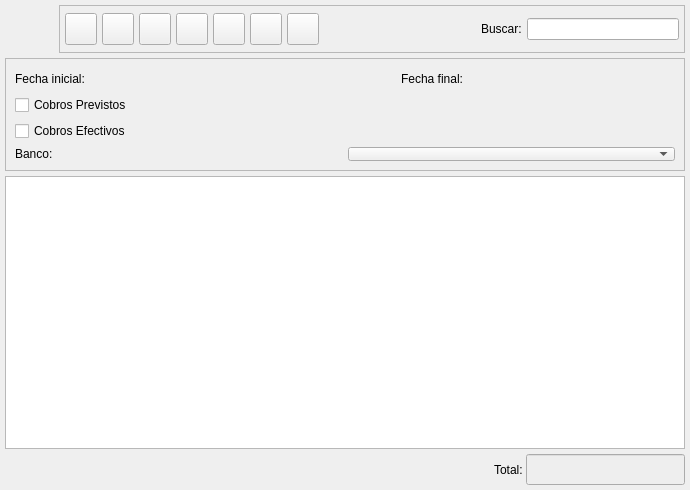
The window that bulmages/bulmafact/src/cobroslistbase.ui (eboladev/Bulmages-1) describes before a commit, drawn with Qt 5.
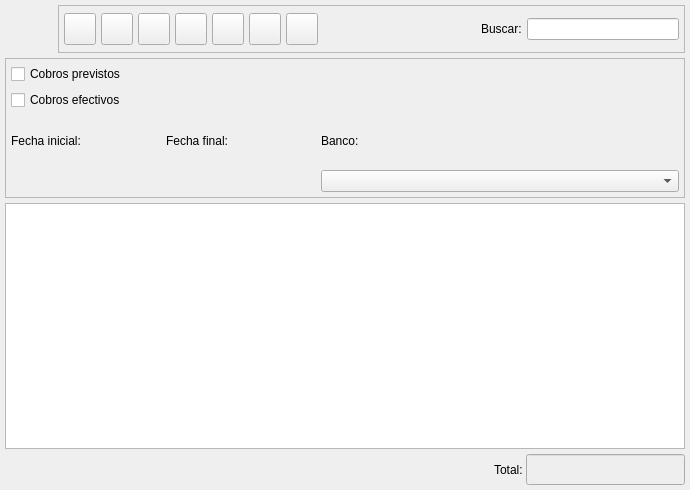
The same window after the commit. Icons and pictures are not drawn. Custom widgets are drawn as their Qt base class.

Diff of the .ui file:
```diff
--- a/bulmages/bulmafact/src/cobroslistbase.ui
+++ b/bulmages/bulmafact/src/cobroslistbase.ui
@@ -19,471 +19,110 @@
   <property name="windowIcon" >
    <iconset resource="../../bulmages.qrc" >:/Bulmafact48x48/images/png/48x48/i_bulmages_cobros_listado.48x48.png</iconset>
   </property>
-  <layout class="QVBoxLayout" >
+  <layout class="QGridLayout" >
    <property name="margin" >
     <number>5</number>
    </property>
    <property name="spacing" >
     <number>5</number>
    </property>
-   <item>
-    <layout class="QHBoxLayout" >
-     <property name="margin" >
-      <number>0</number>
-     </property>
-     <property name="spacing" >
-      <number>6</number>
-     </property>
-     <item>
-      <widget class="QLabel" name="label" >
-       <property name="minimumSize" >
-        <size>
-         <width>48</width>
-         <height>48</height>
-        </size>
-       </property>
-       <property name="maximumSize" >
-        <size>
-         <width>48</width>
-         <height>48</height>
-        </size>
-       </property>
-       <property name="text" >
-        <string/>
-       </property>
-       <property name="pixmap" >
-        <pixmap resource="../../bulmages.qrc" >:/Bulmafact48x48/images/png/48x48/i_bulmages_cobros_listado.48x48.png</pixmap>
-       </property>
-      </widget>
-     </item>
-     <item>
-      <widget class="QFrame" name="m_botonera" >
-       <property name="frameShape" >
-        <enum>QFrame::StyledPanel</enum>
-       </property>
-       <property name="frameShadow" >
-        <enum>QFrame::Raised</enum>
-       </property>
-       <layout class="QHBoxLayout" >
-        <property name="margin" >
-         <number>5</number>
-        </property>
-        <property name="spacing" >
-         <number>5</number>
-        </property>
-        <item>
-         <widget class="QToolButton" name="mui_crear" >
-          <property name="minimumSize" >
-           <size>
-            <width>32</width>
-            <height>32</height>
-           </size>
-          </property>
-          <property name="maximumSize" >
-           <size>
-            <width>32</width>
-            <height>32</height>
-           </size>
-          </property>
-          <property name="toolTip" >
-           <string>Nuevo cobro</string>
-          </property>
-          <property name="whatsThis" >
-           <string>Nuevo cobro</string>
-          </property>
-          <property name="text" >
-           <string/>
-          </property>
-          <property name="icon" >
-           <iconset resource="../../bulmages.qrc" >:/Genericos32x32/images/png/i_fileNew.xpm</iconset>
-          </property>
-          <property name="iconSize" >
-           <size>
-            <width>32</width>
-            <height>32</height>
-           </size>
-          </property>
-          <property name="shortcut" >
-           <string>Ctrl+N</string>
-          </property>
-         </widget>
-        </item>
-        <item>
-         <widget class="QToolButton" name="mui_editar" >
-          <property name="minimumSize" >
-           <size>
-            <width>32</width>
-            <height>32</height>
-           </size>
-          </property>
-          <property name="maximumSize" >
-           <size>
-            <width>32</width>
-            <height>32</height>
-           </size>
-          </property>
-          <property name="toolTip" >
-           <string>Editar cobro</string>
-          </property>
-          <property name="whatsThis" >
-           <string>Editar cobro</string>
-          </property>
-          <property name="text" >
-           <string/>
-          </property>
-          <property name="icon" >
-           <iconset resource="../../bulmages.qrc" >:/Genericos32x32/images/png/i_edit.png</iconset>
-          </property>
-          <property name="iconSize" >
-           <size>
-            <width>32</width>
-            <height>32</height>
-           </size>
-          </property>
-          <property name="shortcut" >
-           <string>Ctrl+E</string>
-          </property>
-         </widget>
-        </item>
-        <item>
-         <widget class="QToolButton" name="mui_borrar" >
-          <property name="minimumSize" >
-           <size>
-            <width>32</width>
-            <height>32</height>
-           </size>
-          </property>
-          <property name="maximumSize" >
-           <size>
-            <width>32</width>
-            <height>32</height>
-           </size>
-          </property>
-          <property name="toolTip" >
-           <string>Borrar cobro</string>
-          </property>
-          <property name="whatsThis" >
-           <string>Borrar cobro</string>
-          </property>
-          <property name="text" >
-           <string/>
-          </property>
-          <property name="icon" >
-           <iconset resource="../../bulmages.qrc" >:/Genericos32x32/images/png/i_editDelete.png</iconset>
-          </property>
-          <property name="iconSize" >
-           <size>
-            <width>32</width>
-            <height>32</height>
-           </size>
-          </property>
-          <property name="shortcut" >
-           <string>Ctrl+D</string>
-          </property>
-         </widget>
-        </item>
-        <item>
-         <widget class="QToolButton" name="mui_imprimir" >
-          <property name="minimumSize" >
-           <size>
-            <width>32</width>
-            <height>32</height>
-           </size>
-          </property>
-          <property name="maximumSize" >
-           <size>
-            <width>32</width>
-            <height>32</height>
-           </size>
-          </property>
-          <property name="toolTip" >
-           <string>Imprimir listado</string>
-          </property>
-          <property name="whatsThis" >
-           <string>Imprimir listado</string>
-          </property>
-          <property name="text" >
-           <string/>
-          </property>
-          <property name="icon" >
-           <iconset resource="../../bulmages.qrc" >:/Genericos32x32/images/png/i_filePrint.xpm</iconset>
-          </property>
-          <property name="iconSize" >
-           <size>
-            <width>32</width>
-            <height>32</height>
-           </size>
-          </property>
-          <property name="shortcut" >
-           <string>Ctrl+P</string>
-          </property>
-         </widget>
-        </item>
-        <item>
-         <widget class="QToolButton" name="mui_filtrar" >
-          <property name="minimumSize" >
-           <size>
-            <width>32</width>
-            <height>32</height>
-           </size>
-          </property>
-          <property name="maximumSize" >
-           <size>
-            <width>32</width>
-            <height>32</height>
-           </size>
-          </property>
-          <property name="toolTip" >
-           <string>Filtrar cobros</string>
-          </property>
-          <property name="whatsThis" >
-           <string>Filtrar cobros</string>
-          </property>
-          <property name="text" >
-           <string/>
-          </property>
-          <property name="icon" >
-           <iconset resource="../../bulmages.qrc" >:/Genericos32x32/images/png/i_find.png</iconset>
-          </property>
-          <property name="iconSize" >
-           <size>
-            <width>32</width>
-            <height>32</height>
-           </size>
-          </property>
-          <property name="shortcut" >
-           <string>Ctrl+F</string>
-          </property>
-          <property name="checkable" >
-           <bool>true</bool>
-          </property>
-         </widget>
-        </item>
-        <item>
-         <widget class="QToolButton" name="mui_configurar" >
-          <property name="minimumSize" >
-           <size>
-            <width>32</width>
-            <height>32</height>
-           </size>
-          </property>
-          <property name="maximumSize" >
-           <size>
-            <width>32</width>
-            <height>32</height>
-           </size>
-          </property>
-          <property name="toolTip" >
-           <string>Configurar listado</string>
-          </property>
-          <property name="whatsThis" >
-           <string>Configurar listado</string>
-          </property>
-          <property name="text" >
-           <string/>
-          </property>
-          <property name="icon" >
-           <iconset resource="../../bulmages.qrc" >:/Genericos32x32/images/png/i_packageSettings.png</iconset>
-          </property>
-          <property name="iconSize" >
-           <size>
-            <width>32</width>
-            <height>32</height>
-           </size>
-          </property>
-          <property name="shortcut" >
-           <string>Ctrl+B</string>
-          </property>
-          <property name="checkable" >
-           <bool>true</bool>
-          </property>
-         </widget>
-        </item>
-        <item>
-         <widget class="QToolButton" name="mui_actualizar" >
-          <property name="minimumSize" >
-           <size>
-            <width>32</width>
-            <height>32</height>
-           </size>
-          </property>
-          <property name="maximumSize" >
-           <size>
-            <width>32</width>
-            <height>32</height>
-           </size>
-          </property>
-          <property name="toolTip" >
-           <string>Actualizar listado</string>
-          </property>
-          <property name="whatsThis" >
-           <string>Actualizar listado</string>
-          </property>
-          <property name="text" >
-           <string/>
-          </property>
-          <property name="icon" >
-           <iconset resource="../../bulmages.qrc" >:/Genericos32x32/images/png/i_reload.png</iconset>
-          </property>
-          <property name="iconSize" >
-           <size>
-            <width>32</width>
-            <height>32</height>
-           </size>
-          </property>
-          <property name="shortcut" >
-           <string>F5</string>
-          </property>
-         </widget>
-        </item>
-        <item>
-         <widget class="QFrame" name="mui_plugbotones" >
-          <property name="sizePolicy" >
-           <sizepolicy>
-            <hsizetype>1</hsizetype>
-            <vsizetype>5</vsizetype>
-            <horstretch>0</horstretch>
-            <verstretch>0</verstretch>
-           </sizepolicy>
-          </property>
-          <property name="frameShape" >
-           <enum>QFrame::NoFrame</enum>
-          </property>
-          <property name="frameShadow" >
-           <enum>QFrame::Plain</enum>
-          </property>
-          <property name="lineWidth" >
-           <number>0</number>
-          </property>
-         </widget>
-        </item>
-        <item>
-         <spacer>
-          <property name="orientation" >
-           <enum>Qt::Horizontal</enum>
-          </property>
-          <property name="sizeHint" >
-           <size>
-            <width>51</width>
-            <height>34</height>
-           </size>
-          </property>
-         </spacer>
-        </item>
-        <item>
-         <widget class="QLabel" name="textLabel1" >
-          <property name="text" >
-           <string>Buscar:</string>
-          </property>
-         </widget>
-        </item>
-        <item>
-         <widget class="QLineEdit" name="m_filtro" >
-          <property name="minimumSize" >
-           <size>
-            <width>150</width>
-            <height>0</height>
-           </size>
-          </property>
-         </widget>
-        </item>
-       </layout>
-      </widget>
-     </item>
-    </layout>
-   </item>
-   <item>
+   <item row="1" column="0" >
     <widget class="QFrame" name="m_busqueda" >
+     <property name="minimumSize" >
+      <size>
+       <width>16</width>
+       <height>140</height>
+      </size>
+     </property>
      <property name="frameShape" >
       <enum>QFrame::StyledPanel</enum>
      </property>
      <property name="frameShadow" >
       <enum>QFrame::Raised</enum>
      </property>
-     <layout class="QVBoxLayout" >
+     <layout class="QGridLayout" >
       <property name="margin" >
-       <number>9</number>
+       <number>5</number>
       </property>
       <property name="spacing" >
-       <number>6</number>
+       <number>5</number>
       </property>
-      <item>
-       <layout class="QHBoxLayout" >
-        <property name="margin" >
-         <number>0</number>
+      <item row="1" column="2" >
+       <widget class="QLabel" name="textLabel1_5" >
+        <property name="text" >
+         <string>Banco:</string>
         </property>
-        <property name="spacing" >
-         <number>5</number>
+       </widget>
+      </item>
+      <item row="2" column="2" >
+       <widget class="BusquedaBanco" name="mui_idbanco" >
+        <property name="sizePolicy" >
+         <sizepolicy>
+          <hsizetype>7</hsizetype>
+          <vsizetype>0</vsizetype>
+          <horstretch>0</horstretch>
+          <verstretch>0</verstretch>
+         </sizepolicy>
         </property>
-        <item>
-         <widget class="QLabel" name="textLabel1_4" >
-          <property name="text" >
-           <string>Fecha inicial:</string>
-          </property>
-         </widget>
-        </item>
-        <item>
-         <widget class="BusquedaFecha" native="1" name="m_fechain" >
-          <property name="minimumSize" >
-           <size>
-            <width>150</width>
-            <height>0</height>
-           </size>
-          </property>
-         </widget>
-        </item>
-        <item>
-         <spacer>
-          <property name="orientation" >
-           <enum>Qt::Horizontal</enum>
-          </property>
-          <property name="sizeType" >
-           <enum>QSizePolicy::Expanding</enum>
-          </property>
-          <property name="sizeHint" >
-           <size>
-            <width>200</width>
-            <height>21</height>
-           </size>
-          </property>
-         </spacer>
-        </item>
-        <item>
-         <widget class="QLabel" name="textLabel1_4_2" >
-          <property name="text" >
-           <string>Fecha final:</string>
-          </property>
-         </widget>
-        </item>
-        <item>
-         <widget class="BusquedaFecha" native="1" name="m_fechafin" >
-          <property name="minimumSize" >
-           <size>
-            <width>150</width>
-            <height>0</height>
-           </size>
-          </property>
-         </widget>
-        </item>
-        <item>
-         <spacer>
-          <property name="orientation" >
-           <enum>Qt::Horizontal</enum>
-          </property>
-          <property name="sizeType" >
-           <enum>QSizePolicy::Expanding</enum>
-          </property>
-          <property name="sizeHint" >
-           <size>
-            <width>101</width>
-            <height>21</height>
-           </size>
-          </property>
-         </spacer>
-        </item>
-       </layout>
+        <property name="minimumSize" >
+         <size>
+          <width>200</width>
+          <height>21</height>
+         </size>
+        </property>
+       </widget>
       </item>
-      <item>
+      <item row="1" column="1" >
+       <widget class="QLabel" name="textLabel1_4_2" >
+        <property name="text" >
+         <string>Fecha final:</string>
+        </property>
+       </widget>
+      </item>
+      <item row="2" column="1" >
+       <widget class="BusquedaFecha" native="1" name="m_fechafin" >
+        <property name="sizePolicy" >
+         <sizepolicy>
+          <hsizetype>0</hsizetype>
+          <vsizetype>5</vsizetype>
+          <horstretch>0</horstretch>
+          <verstretch>0</verstretch>
+         </sizepolicy>
+        </property>
+        <property name="minimumSize" >
+         <size>
+          <width>150</width>
+          <height>21</height>
+         </size>
+        </property>
+       </widget>
+      </item>
+      <item row="1" column="0" >
+       <widget class="QLabel" name="textLabel1_4" >
+        <property name="text" >
+         <string>Fecha inicial:</string>
+        </property>
+       </widget>
+      </item>
+      <item row="2" column="0" >
+       <widget class="BusquedaFecha" native="1" name="m_fechain" >
+        <property name="sizePolicy" >
+         <sizepolicy>
+          <hsizetype>0</hsizetype>
+          <vsizetype>5</vsizetype>
+          <horstretch>0</horstretch>
+          <verstretch>0</verstretch>
+         </sizepolicy>
+        </property>
+        <property name="minimumSize" >
+         <size>
+          <width>150</width>
+          <height>21</height>
+         </size>
+        </property>
+       </widget>
+      </item>
+      <item row="0" column="0" colspan="3" >
        <layout class="QHBoxLayout" >
         <property name="margin" >
          <number>0</number>
@@ -502,37 +141,29 @@
           <item>
            <widget class="QCheckBox" name="mui_previsiones" >
             <property name="text" >
-             <string>Cobros Previstos</string>
+             <string>Cobros previstos</string>
             </property>
            </widget>
           </item>
           <item>
            <widget class="QCheckBox" name="mui_efectivos" >
             <property name="text" >
-             <string>Cobros Efectivos</string>
+             <string>Cobros efectivos</string>
             </property>
            </widget>
           </item>
          </layout>
         </item>
-        <item>
-         <spacer>
-          <property name="orientation" >
-           <enum>Qt::Horizontal</enum>
-          </property>
-          <property name="sizeType" >
-           <enum>QSizePolicy::Expanding</enum>
-          </property>
-          <property name="sizeHint" >
-           <size>
-            <width>191</width>
-            <height>31</height>
-           </size>
-          </property>
-         </spacer>
-        </item>
         <item>
          <widget class="BusquedaCliente" native="1" name="m_cliente" >
+          <property name="sizePolicy" >
+           <sizepolicy>
+            <hsizetype>7</hsizetype>
+            <vsizetype>5</vsizetype>
+            <horstretch>0</horstretch>
+            <verstretch>0</verstretch>
+           </sizepolicy>
+          </property>
           <property name="minimumSize" >
            <size>
             <width>250</width>
@@ -543,42 +174,13 @@
         </item>
        </layout>
       </item>
-      <item>
-       <layout class="QHBoxLayout" >
-        <property name="margin" >
-         <number>0</number>
-        </property>
-        <property name="spacing" >
-         <number>6</number>
-        </property>
-        <item>
-         <widget class="QLabel" name="textLabel1_5" >
-          <property name="text" >
-           <string>Banco:</string>
-          </property>
-         </widget>
-        </item>
-        <item>
-         <widget class="BusquedaBanco" name="mui_idbanco" >
-          <property name="sizePolicy" >
-           <sizepolicy>
-            <hsizetype>13</hsizetype>
-            <vsizetype>13</vsizetype>
-            <horstretch>0</horstretch>
-            <verstretch>0</verstretch>
-           </sizepolicy>
-          </property>
-         </widget>
-        </item>
-       </layout>
-      </item>
      </layout>
     </widget>
    </item>
-   <item>
+   <item row="2" column="0" >
     <widget class="CobrosListSubForm" name="mui_list" />
    </item>
-   <item>
+   <item row="3" column="0" >
     <layout class="QHBoxLayout" >
      <property name="margin" >
       <number>0</number>
@@ -686,10 +288,381 @@
      </item>
     </layout>
    </item>
+   <item row="0" column="0" >
+    <layout class="QHBoxLayout" >
+     <property name="margin" >
+      <number>0</number>
+     </property>
+     <property name="spacing" >
+      <number>5</number>
+     </property>
+     <item>
+      <widget class="QLabel" name="label" >
+       <property name="minimumSize" >
+        <size>
+         <width>48</width>
+         <height>48</height>
+        </size>
+       </property>
+       <property name="maximumSize" >
+        <size>
+         <width>48</width>
+         <height>48</height>
+        </size>
+       </property>
+       <property name="text" >
+        <string/>
+       </property>
+       <property name="pixmap" >
+        <pixmap resource="../../bulmages.qrc" >:/Bulmafact48x48/images/png/48x48/i_bulmages_cobros_listado.48x48.png</pixmap>
+       </property>
+      </widget>
+     </item>
+     <item>
+      <widget class="QFrame" name="m_botonera" >
+       <property name="frameShape" >
+        <enum>QFrame::StyledPanel</enum>
+       </property>
+       <property name="frameShadow" >
+        <enum>QFrame::Raised</enum>
+       </property>
+       <layout class="QHBoxLayout" >
+        <property name="margin" >
+         <number>5</number>
+        </property>
+        <property name="spacing" >
+         <number>5</number>
+        </property>
+        <item>
+         <widget class="QToolButton" name="mui_crear" >
+          <property name="minimumSize" >
+           <size>
+            <width>32</width>
+            <height>32</height>
+           </size>
+          </property>
+          <property name="maximumSize" >
+           <size>
+            <width>32</width>
+            <height>32</height>
+           </size>
+          </property>
+          <property name="toolTip" >
+           <string>Nuevo cobro</string>
+          </property>
+          <property name="whatsThis" >
+           <string>Nuevo cobro</string>
+          </property>
+          <property name="text" >
+           <string/>
+          </property>
+          <property name="icon" >
+           <iconset resource="../../bulmages.qrc" >:/Genericos32x32/images/png/i_fileNew.xpm</iconset>
+          </property>
+          <property name="iconSize" >
+           <size>
+            <width>32</width>
+            <height>32</height>
+           </size>
+          </property>
+          <property name="shortcut" >
+           <string>Ctrl+N</string>
+          </property>
+         </widget>
+        </item>
+        <item>
+         <widget class="QToolButton" name="mui_editar" >
+          <property name="minimumSize" >
+           <size>
+            <width>32</width>
+            <height>32</height>
+           </size>
+          </property>
+          <property name="maximumSize" >
+           <size>
+            <width>32</width>
+            <height>32</height>
+           </size>
+          </property>
+          <property name="toolTip" >
+           <string>Editar cobro</string>
+          </property>
+          <property name="whatsThis" >
+           <string>Editar cobro</string>
+          </property>
+          <property name="text" >
+           <string/>
+          </property>
+          <property name="icon" >
+           <iconset resource="../../bulmages.qrc" >:/Genericos32x32/images/png/i_edit.png</iconset>
+          </property>
+          <property name="iconSize" >
+           <size>
+            <width>32</width>
+            <height>32</height>
+           </size>
+          </property>
+          <property name="shortcut" >
+           <string>Ctrl+E</string>
+          </property>
+         </widget>
+        </item>
+        <item>
+         <widget class="QToolButton" name="mui_borrar" >
+          <property name="minimumSize" >
+           <size>
+            <width>32</width>
+            <height>32</height>
+           </size>
+          </property>
+          <property name="maximumSize" >
+           <size>
+            <width>32</width>
+            <height>32</height>
+           </size>
+          </property>
+          <property name="toolTip" >
+           <string>Borrar cobro</string>
+          </property>
+          <property name="whatsThis" >
+           <string>Borrar cobro</string>
+          </property>
+          <property name="text" >
+           <string/>
+          </property>
+          <property name="icon" >
+           <iconset resource="../../bulmages.qrc" >:/Genericos32x32/images/png/i_editDelete.png</iconset>
+          </property>
+          <property name="iconSize" >
+           <size>
+            <width>32</width>
+            <height>32</height>
+           </size>
+          </property>
+          <property name="shortcut" >
+           <string>Ctrl+D</string>
+          </property>
+         </widget>
+        </item>
+        <item>
+         <widget class="QToolButton" name="mui_imprimir" >
+          <property name="minimumSize" >
+           <size>
+            <width>32</width>
+            <height>32</height>
+           </size>
+          </property>
+          <property name="maximumSize" >
+           <size>
+            <width>32</width>
+            <height>32</height>
+           </size>
+          </property>
+          <property name="toolTip" >
+           <string>Imprimir listado</string>
+          </property>
+          <property name="whatsThis" >
+           <string>Imprimir listado</string>
+          </property>
+          <property name="text" >
+           <string/>
+          </property>
+          <property name="icon" >
+           <iconset resource="../../bulmages.qrc" >:/Genericos32x32/images/png/i_filePrint.xpm</iconset>
+          </property>
+          <property name="iconSize" >
+           <size>
+            <width>32</width>
+            <height>32</height>
+           </size>
+          </property>
+          <property name="shortcut" >
+           <string>Ctrl+P</string>
+          </property>
+         </widget>
+        </item>
+        <item>
+         <widget class="QToolButton" name="mui_filtrar" >
+          <property name="minimumSize" >
+           <size>
+            <width>32</width>
+            <height>32</height>
+           </size>
+          </property>
+          <property name="maximumSize" >
+           <size>
+            <width>32</width>
+            <height>32</height>
+           </size>
+          </property>
+          <property name="toolTip" >
+           <string>Filtrar cobros</string>
+          </property>
+          <property name="whatsThis" >
+           <string>Filtrar cobros</string>
+          </property>
+          <property name="text" >
+           <string/>
+          </property>
+          <property name="icon" >
+           <iconset resource="../../bulmages.qrc" >:/Genericos32x32/images/png/i_find.png</iconset>
+          </property>
+          <property name="iconSize" >
+           <size>
+            <width>32</width>
+            <height>32</height>
+           </size>
+          </property>
+          <property name="shortcut" >
+           <string>Ctrl+F</string>
+          </property>
+          <property name="checkable" >
+           <bool>true</bool>
+          </property>
+         </widget>
+        </item>
+        <item>
+         <widget class="QToolButton" name="mui_configurar" >
+          <property name="minimumSize" >
+           <size>
+            <width>32</width>
+            <height>32</height>
+           </size>
+          </property>
+          <property name="maximumSize" >
+           <size>
+            <width>32</width>
+            <height>32</height>
+           </size>
+          </property>
+          <property name="toolTip" >
+           <string>Configurar listado</string>
+          </property>
+          <property name="whatsThis" >
+           <string>Configurar listado</string>
+          </property>
+          <property name="text" >
+           <string/>
+          </property>
+          <property name="icon" >
+           <iconset resource="../../bulmages.qrc" >:/Genericos32x32/images/png/i_packageSettings.png</iconset>
+          </property>
+          <property name="iconSize" >
+           <size>
+            <width>32</width>
+            <height>32</height>
+           </size>
+          </property>
+          <property name="shortcut" >
+           <string>Ctrl+B</string>
+          </property>
+          <property name="checkable" >
+           <bool>true</bool>
+          </property>
+         </widget>
+        </item>
+        <item>
+         <widget class="QToolButton" name="mui_actualizar" >
+          <property name="minimumSize" >
+           <size>
+            <width>32</width>
+            <height>32</height>
+           </size>
+          </property>
+          <property name="maximumSize" >
+           <size>
+            <width>32</width>
+            <height>32</height>
+           </size>
+          </property>
+          <property name="toolTip" >
+           <string>Actualizar listado</string>
+          </property>
+          <property name="whatsThis" >
+           <string>Actualizar listado</string>
+          </property>
+          <property name="text" >
+           <string/>
+          </property>
+          <property name="icon" >
+           <iconset resource="../../bulmages.qrc" >:/Genericos32x32/images/png/i_reload.png</iconset>
+          </property>
+          <property name="iconSize" >
+           <size>
+            <width>32</width>
+            <height>32</height>
+           </size>
+          </property>
+          <property name="shortcut" >
+           <string>F5</string>
+          </property>
+         </widget>
+        </item>
+        <item>
+         <widget class="QFrame" name="mui_plugbotones" >
+          <property name="sizePolicy" >
+           <sizepolicy>
+            <hsizetype>1</hsizetype>
+            <vsizetype>5</vsizetype>
+            <horstretch>0</horstretch>
+            <verstretch>0</verstretch>
+           </sizepolicy>
+          </property>
+          <property name="frameShape" >
+           <enum>QFrame::NoFrame</enum>
+          </property>
+          <property name="frameShadow" >
+           <enum>QFrame::Plain</enum>
+          </property>
+          <property name="lineWidth" >
+           <number>0</number>
+          </property>
+         </widget>
+        </item>
+        <item>
+         <spacer>
+          <property name="orientation" >
+           <enum>Qt::Horizontal</enum>
+          </property>
+          <property name="sizeHint" >
+           <size>
+            <width>51</width>
+            <height>34</height>
+           </size>
+          </property>
+         </spacer>
+        </item>
+        <item>
+         <widget class="QLabel" name="textLabel1" >
+          <property name="text" >
+           <string>Buscar:</string>
+          </property>
+         </widget>
+        </item>
+        <item>
+         <widget class="QLineEdit" name="m_filtro" >
+          <property name="minimumSize" >
+           <size>
+            <width>150</width>
+            <height>0</height>
+           </size>
+          </property>
+         </widget>
+        </item>
+       </layout>
+      </widget>
+     </item>
+    </layout>
+   </item>
   </layout>
  </widget>
  <layoutdefault spacing="3" margin="5" />
  <customwidgets>
+  <customwidget>
+   <class>CobrosListSubForm</class>
+   <extends>QTableWidget</extends>
+   <header>cobroslist.h</header>
+  </customwidget>
   <customwidget>
    <class>BusquedaFecha</class>
    <extends>QWidget</extends>
@@ -705,11 +678,6 @@
    <extends>QComboBox</extends>
    <header>busquedabanco.h</header>
   </customwidget>
-  <customwidget>
-   <class>CobrosListSubForm</class>
-   <extends>QTableWidget</extends>
-   <header>cobroslist.h</header>
-  </customwidget>
  </customwidgets>
  <resources>
   <include location="../../bulmages.qrc" />
```
